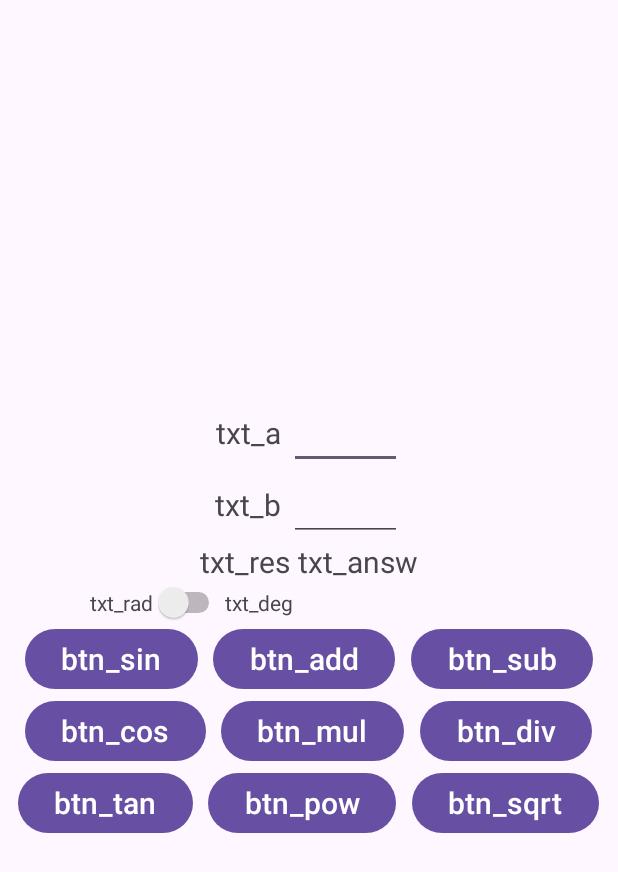
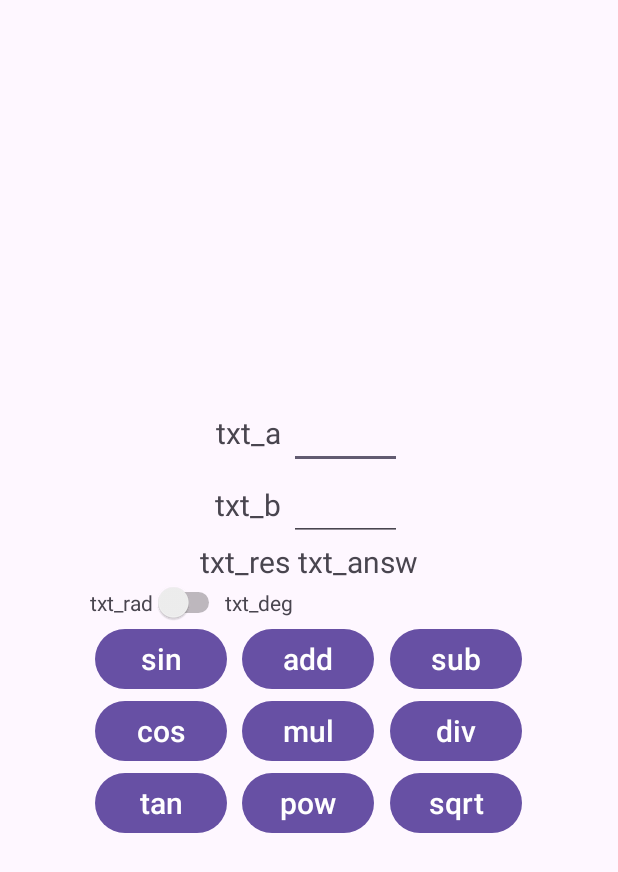
Before and after one commit to EkaVan/Android_Stud, an Android app: the screen it shows after launch (MainActivity), on a phone screen of 412 x 824 dp. Shown: the top 872 px of the screen. Run offline under Robolectric (Android 15) with nearby library versions, the phone set to English and light mode, and no system bars; 1 statement that could not run was skipped.

Commit message:
Update activity_main.xml

```diff
--- a/lab_13/app/src/main/res/layout/activity_main.xml
+++ b/lab_13/app/src/main/res/layout/activity_main.xml
@@ -113,7 +113,7 @@
             android:layout_height="wrap_content"
             android:layout_marginRight="10dp"
             android:onClick="on_btn_click"
-            android:text="btn_sin"
+            android:text="sin"
             android:textSize="20sp" />
 
         <Button
@@ -122,7 +122,7 @@
             android:layout_height="wrap_content"
             android:layout_marginRight="5dp"
             android:onClick="on_btn_click"
-            android:text="btn_add"
+            android:text="add"
             android:textSize="20sp" />
 
         <Button
@@ -131,7 +131,7 @@
             android:layout_height="wrap_content"
             android:layout_marginLeft="5dp"
             android:onClick="on_btn_click"
-            android:text="btn_sub"
+            android:text="sub"
             android:textSize="20sp" />
 
     </LinearLayout>
@@ -148,7 +148,7 @@
             android:layout_height="wrap_content"
             android:layout_marginRight="10dp"
             android:onClick="on_btn_click"
-            android:text="btn_cos"
+            android:text="cos"
             android:textSize="20sp" />
 
         <Button
@@ -157,7 +157,7 @@
             android:layout_height="wrap_content"
             android:layout_marginRight="5dp"
             android:onClick="on_btn_click"
-            android:text="btn_mul"
+            android:text="mul"
             android:textSize="20sp" />
 
         <Button
@@ -166,7 +166,7 @@
             android:layout_height="wrap_content"
             android:layout_marginLeft="5dp"
             android:onClick="on_btn_click"
-            android:text="btn_div"
+            android:text="div"
             android:textSize="20sp" />
     </LinearLayout>
 
@@ -182,7 +182,7 @@
             android:layout_height="wrap_content"
             android:layout_marginRight="10dp"
             android:onClick="on_btn_click"
-            android:text="btn_tan"
+            android:text="tan"
             android:textSize="20sp" />
 
         <Button
@@ -191,7 +191,7 @@
             android:layout_height="wrap_content"
             android:layout_marginRight="5dp"
             android:onClick="on_btn_click"
-            android:text="btn_pow"
+            android:text="pow"
             android:textSize="20sp" />
 
         <Button
@@ -200,7 +200,7 @@
             android:layout_height="wrap_content"
             android:layout_marginLeft="5dp"
             android:onClick="on_btn_click"
-            android:text="btn_sqrt"
+            android:text="sqrt"
             android:textSize="20sp" />
     </LinearLayout>
 
```
